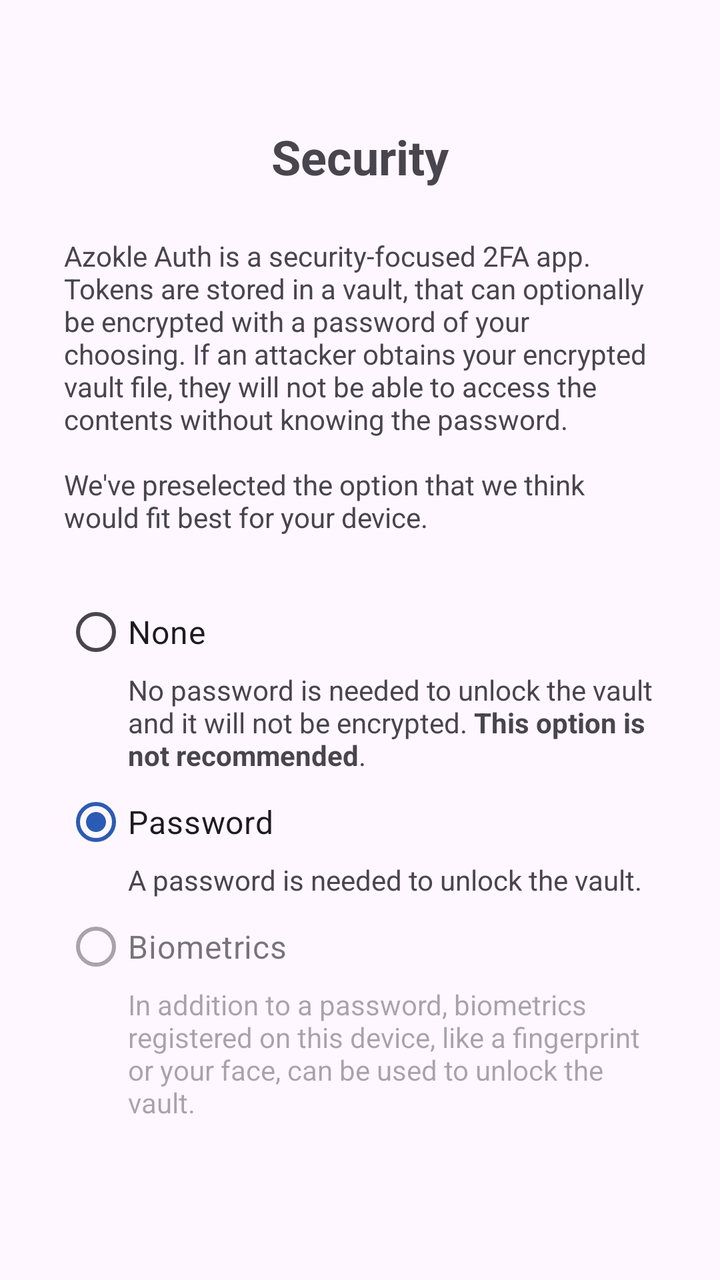
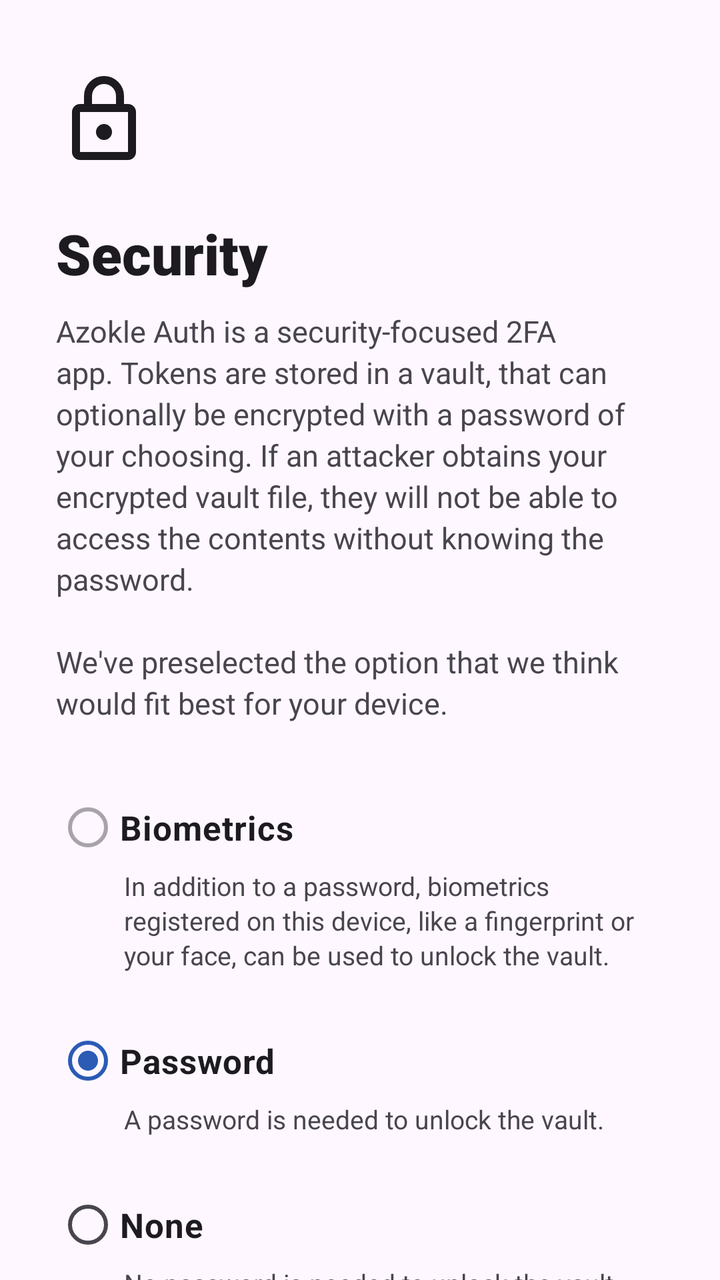

An Android layout rendered at two revisions. The XML below is the earlier revision; the diff shows what the commit changed to produce the second picture.
<!-- AndroidManifest.xml: application theme Theme.AzokleAuth.Launch -->
<!-- res/layout/fragment_security_picker_slide.xml -->
<?xml version="1.0" encoding="utf-8"?>
<androidx.core.widget.NestedScrollView
    xmlns:android="http://schemas.android.com/apk/res/android"
    android:layout_width="match_parent"
    android:layout_height="match_parent">

    <LinearLayout
        android:id="@+id/main"
        android:orientation="vertical"
        android:layout_width="match_parent"
        android:layout_height="wrap_content"
        android:padding="32dp">

        <TextView
            android:layout_width="match_parent"
            android:layout_height="wrap_content"
            android:text="@string/choose_authentication_method"
            android:textAlignment="center"
            android:textSize="24sp"
            android:layout_marginTop="30dp"
            android:textStyle="bold" />

        <LinearLayout
            android:layout_width="match_parent"
            android:layout_height="match_parent"
            android:layout_marginTop="24dp"
            android:orientation="vertical">

            <TextView
                android:layout_width="match_parent"
                android:layout_height="wrap_content"
                android:text="@string/authentication_method_explanation"/>

            <RadioGroup
                android:id="@+id/rg_authenticationMethod"
                android:layout_width="match_parent"
                android:layout_height="wrap_content"
                android:layout_marginTop="24dp">

                <RadioButton
                    android:id="@+id/rb_none"
                    android:layout_width="wrap_content"
                    android:layout_height="wrap_content"
                    android:text="@string/authentication_method_none"
                    android:textSize="16sp" />

                <TextView
                    android:layout_width="match_parent"
                    android:layout_height="wrap_content"
                    android:layout_marginStart="32dp"
                    android:layout_marginTop="-5dp"
                    android:text="@string/authentication_method_none_description" />

                <RadioButton
                    android:id="@+id/rb_password"
                    android:layout_width="match_parent"
                    android:layout_height="wrap_content"
                    android:checked="true"
                    android:text="@string/authentication_method_password"
                    android:textSize="16sp" />

                <TextView
                    android:layout_width="match_parent"
                    android:layout_height="wrap_content"
                    android:layout_marginStart="32dp"
                    android:layout_marginTop="-5dp"
                    android:text="@string/authentication_method_password_description" />

                <RadioButton
                    android:id="@+id/rb_biometrics"
                    android:enabled="false"
                    android:layout_width="match_parent"
                    android:layout_height="wrap_content"
                    android:text="@string/authentication_method_biometrics"
                    android:textSize="16sp" />

                <TextView
                    android:id="@+id/text_rb_biometrics"
                    android:enabled="false"
                    android:layout_width="match_parent"
                    android:layout_height="wrap_content"
                    android:layout_marginStart="32dp"
                    android:layout_marginTop="-5dp"

                    android:text="@string/authentication_method_biometrics_description" />

            </RadioGroup>

        </LinearLayout>

    </LinearLayout>
</androidx.core.widget.NestedScrollView>
<!-- resources referenced by this layout -->
<resources>
  <string name="authentication_method_biometrics">Biometrics</string>
  <string name="authentication_method_biometrics_description">In addition to a password, biometrics registered on this device, like a fingerprint or your face, can be used to unlock the vault.</string>
  <string name="authentication_method_explanation">Azokle Auth is a security-focused 2FA app. Tokens are stored in a vault, that can optionally be encrypted with a password of your choosing. If an attacker obtains your encrypted vault file, they will not be able to access the contents without knowing the password.\n\nWe\'ve preselected the option that we think would fit best for your device.</string>
  <string name="authentication_method_none">None</string>
  <string name="authentication_method_none_description">No password is needed to unlock the vault and it will not be encrypted. <b>This option is not recommended</b>.</string>
  <string name="authentication_method_password">Password</string>
  <string name="authentication_method_password_description">A password is needed to unlock the vault.</string>
  <string name="choose_authentication_method">Security</string>
  <style name="Theme.AzokleAuth.Launch" parent="Theme.Material3.DayNight.NoActionBar">
          
          <item name="colorPrimary">@color/md_theme_light_primary</item>
          <item name="android:windowDrawsSystemBarBackgrounds">true</item>
          <item name="android:statusBarColor">@android:color/transparent</item>
      </style>
  <color name="md_theme_light_primary">#2b5bb5</color>
</resources>

<!-- the commit's change to res/layout/fragment_security_picker_slide.xml (unified diff, before → after) -->
@@ -1,92 +1,128 @@
 <?xml version="1.0" encoding="utf-8"?>
 <androidx.core.widget.NestedScrollView
     xmlns:android="http://schemas.android.com/apk/res/android"
+    xmlns:app="http://schemas.android.com/apk/res-auto"
+    xmlns:tools="http://schemas.android.com/tools"
     android:layout_width="match_parent"
-    android:layout_height="match_parent">
+    android:layout_height="match_parent"
+    android:fillViewport="true">
 
     <LinearLayout
         android:id="@+id/main"
-        android:orientation="vertical"
         android:layout_width="match_parent"
         android:layout_height="wrap_content"
-        android:padding="32dp">
+        android:orientation="vertical"
+        android:paddingHorizontal="28dp"
+        android:paddingVertical="24dp">
 
+        
+        <ImageView
+            android:layout_width="48dp"
+            android:layout_height="48dp"
+            android:layout_marginTop="12dp"
+            android:contentDescription="@string/choose_authentication_method"
+            android:src="@drawable/ic_outline_lock_24"
+            app:tint="?attr/colorOnBackground" />
+
+        
         <TextView
             android:layout_width="match_parent"
             android:layout_height="wrap_content"
+            android:layout_marginTop="24dp"
+            android:fontFamily="sans-serif-black"
             android:text="@string/choose_authentication_method"
-            android:textAlignment="center"
-            android:textSize="24sp"
-            android:layout_marginTop="30dp"
+            android:textColor="?attr/colorOnBackground"
+            android:textSize="28sp"
             android:textStyle="bold" />
 
-        <LinearLayout
+        
+        <TextView
             android:layout_width="match_parent"
-            android:layout_height="match_parent"
-            android:layout_marginTop="24dp"
-            android:orientation="vertical">
+            android:layout_height="wrap_content"
+            android:layout_marginTop="10dp"
+            android:lineSpacingExtra="3dp"
+            android:text="@string/authentication_method_explanation"
+            android:textColor="?attr/colorOnSurfaceVariant"
+            android:textSize="15sp" />
+
+        
+        <RadioGroup
+            android:id="@+id/rg_authenticationMethod"
+            android:layout_width="match_parent"
+            android:layout_height="wrap_content"
+            android:layout_marginTop="28dp">
+
+            
+            <RadioButton
+                android:id="@+id/rb_biometrics"
+                android:layout_width="match_parent"
+                android:layout_height="wrap_content"
+                android:enabled="false"
+                android:paddingVertical="8dp"
+                android:text="@string/authentication_method_biometrics"
+                android:textColor="?attr/colorOnBackground"
+                android:textSize="17sp"
+                android:textStyle="bold" />
+
+            <TextView
+                android:id="@+id/text_rb_biometrics"
+                android:layout_width="match_parent"
+                android:layout_height="wrap_content"
+                android:layout_marginStart="34dp"
+                android:layout_marginTop="-4dp"
+                android:layout_marginBottom="20dp"
+                android:enabled="false"
+                android:lineSpacingExtra="2dp"
+                android:text="@string/authentication_method_biometrics_description"
+                android:textColor="?attr/colorOnSurfaceVariant"
+                android:textSize="13sp" />
+
+            
+            <RadioButton
+                android:id="@+id/rb_password"
+                android:layout_width="match_parent"
+                android:layout_height="wrap_content"
+                android:checked="true"
+                android:paddingVertical="8dp"
+                android:text="@string/authentication_method_password"
+                android:textColor="?attr/colorOnBackground"
+                android:textSize="17sp"
+                android:textStyle="bold" />
 
             <TextView
                 android:layout_width="match_parent"
                 android:layout_height="wrap_content"
-                android:text="@string/authentication_method_explanation"/>
+                android:layout_marginStart="34dp"
+                android:layout_marginTop="-4dp"
+                android:layout_marginBottom="20dp"
+                android:lineSpacingExtra="2dp"
+                android:text="@string/authentication_method_password_description"
+                android:textColor="?attr/colorOnSurfaceVariant"
+                android:textSize="13sp" />
 
-            <RadioGroup
-                android:id="@+id/rg_authenticationMethod"
+            
+            <RadioButton
+                android:id="@+id/rb_none"
                 android:layout_width="match_parent"
                 android:layout_height="wrap_content"
-                android:layout_marginTop="24dp">
+                android:paddingVertical="8dp"
+                android:text="@string/authentication_method_none"
+                android:textColor="?attr/colorOnBackground"
+                android:textSize="17sp"
+                android:textStyle="bold" />
 
-                <RadioButton
-                    android:id="@+id/rb_none"
-                    android:layout_width="wrap_content"
-                    android:layout_height="wrap_content"
-                    android:text="@string/authentication_method_none"
-                    android:textSize="16sp" />
+            <TextView
+                android:layout_width="match_parent"
+                android:layout_height="wrap_content"
+                android:layout_marginStart="34dp"
+                android:layout_marginTop="-4dp"
+                android:layout_marginBottom="20dp"
+                android:lineSpacingExtra="2dp"
+                android:text="@string/authentication_method_none_description"
+                android:textColor="?attr/colorOnSurfaceVariant"
+                android:textSize="13sp" />
 
-                <TextView
-                    android:layout_width="match_parent"
-                    android:layout_height="wrap_content"
-                    android:layout_marginStart="32dp"
-                    android:layout_marginTop="-5dp"
-                    android:text="@string/authentication_method_none_description" />
-
-                <RadioButton
-                    android:id="@+id/rb_password"
-                    android:layout_width="match_parent"
-                    android:layout_height="wrap_content"
-                    android:checked="true"
-                    android:text="@string/authentication_method_password"
-                    android:textSize="16sp" />
-
-                <TextView
-                    android:layout_width="match_parent"
-                    android:layout_height="wrap_content"
-                    android:layout_marginStart="32dp"
-                    android:layout_marginTop="-5dp"
-                    android:text="@string/authentication_method_password_description" />
-
-                <RadioButton
-                    android:id="@+id/rb_biometrics"
-                    android:enabled="false"
-                    android:layout_width="match_parent"
-                    android:layout_height="wrap_content"
-                    android:text="@string/authentication_method_biometrics"
-                    android:textSize="16sp" />
-
-                <TextView
-                    android:id="@+id/text_rb_biometrics"
-                    android:enabled="false"
-                    android:layout_width="match_parent"
-                    android:layout_height="wrap_content"
-                    android:layout_marginStart="32dp"
-                    android:layout_marginTop="-5dp"
-
-                    android:text="@string/authentication_method_biometrics_description" />
-
-            </RadioGroup>
-
-        </LinearLayout>
+        </RadioGroup>
 
     </LinearLayout>
 </androidx.core.widget.NestedScrollView>
<!-- resource entries referenced after the edit -->
@@ -1,5 +1,16 @@
 <!-- resources referenced by this layout -->
 <resources>
+  <!-- drawable ic_outline_lock_24 (drawable) -->
+  <vector xmlns:android="http://schemas.android.com/apk/res/android"
+      android:width="24dp"
+      android:height="24dp"
+      android:tint="?attr/colorControlNormal"
+      android:viewportWidth="960"
+      android:viewportHeight="960">
+      <path
+          android:fillColor="@android:color/white"
+          android:pathData="M240,880Q207,880 183.5,856.5Q160,833 160,800L160,400Q160,367 183.5,343.5Q207,320 240,320L280,320L280,240Q280,157 338.5,98.5Q397,40 480,40Q563,40 621.5,98.5Q680,157 680,240L680,320L720,320Q753,320 776.5,343.5Q800,367 800,400L800,800Q800,833 776.5,856.5Q753,880 720,880L240,880ZM240,800L720,800Q720,800 720,800Q720,800 720,800L720,400Q720,400 720,400Q720,400 720,400L240,400Q240,400 240,400Q240,400 240,400L240,800Q240,800 240,800Q240,800 240,800ZM480,680Q513,680 536.5,656.5Q560,633 560,600Q560,567 536.5,543.5Q513,520 480,520Q447,520 423.5,543.5Q400,567 400,600Q400,633 423.5,656.5Q447,680 480,680ZM360,320L600,320L600,240Q600,190 565,155Q530,120 480,120Q430,120 395,155Q360,190 360,240L360,320ZM240,800Q240,800 240,800Q240,800 240,800L240,400Q240,400 240,400Q240,400 240,400L240,400Q240,400 240,400Q240,400 240,400L240,800Q240,800 240,800Q240,800 240,800L240,800Z" />
+  </vector>
   <string name="authentication_method_biometrics">Biometrics</string>
   <string name="authentication_method_biometrics_description">In addition to a password, biometrics registered on this device, like a fingerprint or your face, can be used to unlock the vault.</string>
   <string name="authentication_method_explanation">Azokle Auth is a security-focused 2FA app. Tokens are stored in a vault, that can optionally be encrypted with a password of your choosing. If an attacker obtains your encrypted vault file, they will not be able to access the contents without knowing the password.\n\nWe\'ve preselected the option that we think would fit best for your device.</string>
